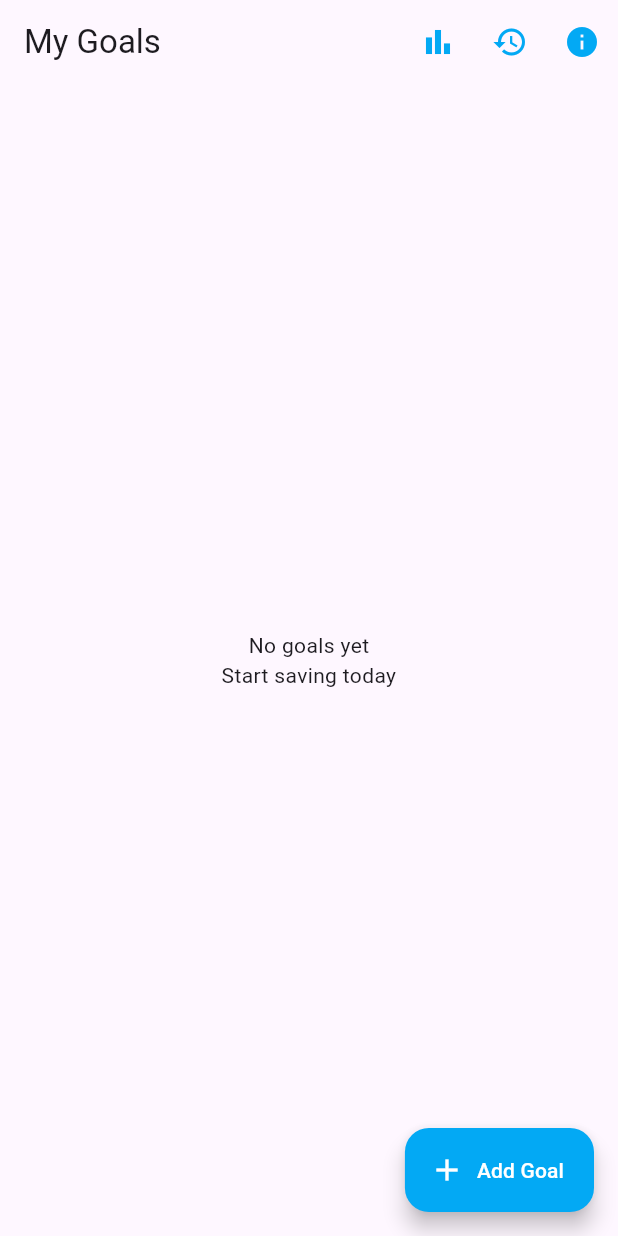
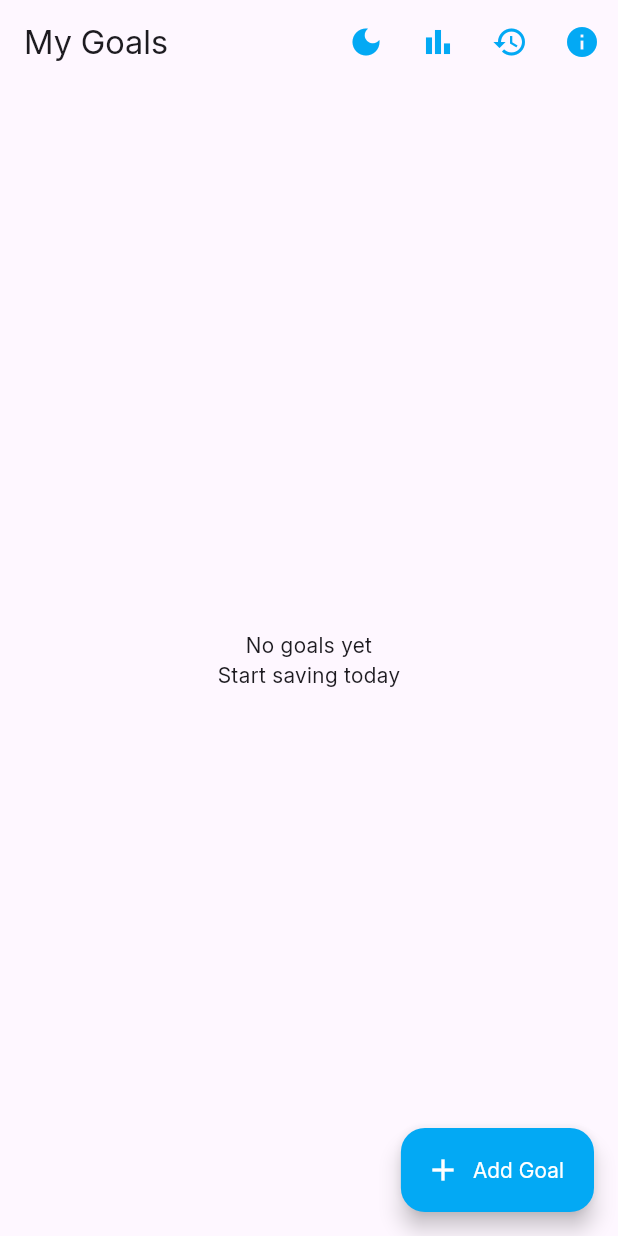
Before and after one commit to lightdarkmaster/Fundit, a Flutter app: the screen it shows after launch, on a phone screen of 412 x 824 dp. Run offline on Flutter 3.47's test engine with Material 3 defaults, Android fonts, the phone set to English and light mode, and no system bars; our stand-ins replace fl_chart, google_fonts, image_picker, shared_preferences, sqflite; accounts and stored records are empty.

Commit message:
added darkmode and lightmode, fonts, theme etc. UI Fix

```diff
--- a/fundit/lib/main.dart
+++ b/fundit/lib/main.dart
@@ -1,21 +1,61 @@
 import 'package:flutter/material.dart';
 import 'package:fundit/pages/homescreen.dart';
+import 'package:google_fonts/google_fonts.dart';
+import 'package:fundit/theme/theme_controller.dart';
 
-void main() {
+final ThemeController themeController = ThemeController();
+
+Future<void> main() async {
+  WidgetsFlutterBinding.ensureInitialized();
+  await themeController.loadTheme();
   runApp(const MyApp());
 }
 
 class MyApp extends StatelessWidget {
   const MyApp({super.key});
 
-  // This widget is the root of your application.
   @override
   Widget build(BuildContext context) {
-    return MaterialApp(
-      debugShowCheckedModeBanner: false,
-      title: 'Fundit',
-      theme: ThemeData(colorScheme: .fromSeed(seedColor: Colors.deepPurple)),
-      home: const Homescreen(),
+    return ValueListenableBuilder<ThemeMode>(
+      valueListenable: themeController.themeNotifier,
+      builder: (_, ThemeMode mode, __) {
+        return MaterialApp(
+          debugShowCheckedModeBanner: false,
+          title: 'Fundit',
+          themeMode: mode,
+
+          // 🌞 LIGHT THEME
+          theme: ThemeData(
+            brightness: Brightness.light,
+            colorScheme: ColorScheme.fromSeed(
+              seedColor: Colors.deepPurple,
+              brightness: Brightness.light,
+            ),
+            textTheme: GoogleFonts.interTextTheme().copyWith(
+              headlineSmall: GoogleFonts.inter(fontWeight: FontWeight.w700),
+              titleMedium: GoogleFonts.inter(fontWeight: FontWeight.w600),
+            ),
+            useMaterial3: true,
+          ),
+
+          // 🌙 DARK THEME
+          darkTheme: ThemeData(
+            brightness: Brightness.dark,
+            colorScheme: ColorScheme.fromSeed(
+              seedColor: Colors.deepPurple,
+              brightness: Brightness.dark,
+            ),
+            textTheme: GoogleFonts.interTextTheme(ThemeData.dark().textTheme)
+                .copyWith(
+                  headlineSmall: GoogleFonts.inter(fontWeight: FontWeight.w700),
+                  titleMedium: GoogleFonts.inter(fontWeight: FontWeight.w600),
+                ),
+            useMaterial3: true,
+          ),
+
+          home: Homescreen(themeController: themeController),
+        );
+      },
     );
   }
 }
--- a/fundit/lib/pages/about_page.dart
+++ b/fundit/lib/pages/about_page.dart
@@ -36,7 +36,8 @@ class _AboutPageState extends State<AboutPage> {
                 children: [
                   // App Title
                   Card(
-                    color: Colors.white.withOpacity(0.9),
+                    // color: Colors.white.withOpacity(0.9),
+                    color: Theme.of(context).colorScheme.surface,
                     elevation: 6,
                     shape: RoundedRectangleBorder(
                       borderRadius: BorderRadius.circular(16),
@@ -138,7 +139,8 @@ class _AboutPageState extends State<AboutPage> {
     required String description,
   }) {
     return Card(
-      color: Colors.white.withOpacity(0.9), // slightly transparent to show bg
+      color: Theme.of(context).colorScheme.surface,
+
       elevation: 4,
       shape: RoundedRectangleBorder(borderRadius: BorderRadius.circular(16)),
       margin: const EdgeInsets.only(bottom: 16),
--- a/fundit/lib/pages/add_goal_page.dart
+++ b/fundit/lib/pages/add_goal_page.dart
@@ -72,6 +72,7 @@ class _AddGoalPageState extends State<AddGoalPage> {
           child: Column(
             children: [
               Card(
+                color: Theme.of(context).colorScheme.surface,
                 shape: RoundedRectangleBorder(
                   borderRadius: BorderRadius.circular(20),
                 ),
--- a/fundit/lib/pages/history_page.dart
+++ b/fundit/lib/pages/history_page.dart
@@ -76,6 +76,7 @@ class _HistoryPageState extends State<HistoryPage> {
                   itemBuilder: (_, index) {
                     final record = historyRecords[index];
                     return Card(
+                      color: Theme.of(context).colorScheme.surface,
                       margin: const EdgeInsets.only(bottom: 12),
                       elevation: 4,
                       shape: RoundedRectangleBorder(
```
Also changed, not shown: fundit/lib/pages/dashboard.dart (+24 -16 lines), fundit/lib/pages/goal_detail_page.dart (+51 -9 lines), fundit/lib/pages/homescreen.dart (+69 -30 lines), fundit/lib/theme/theme_controller.dart (added, +26 -0 lines), fundit/pubspec.yaml (+8 -6 lines), fundit/assets/fonts/Inter_18pt-Bold.ttf (added), fundit/assets/fonts/Inter_18pt-Regular.ttf (added), fundit/pubspec.lock, 1 other file.
